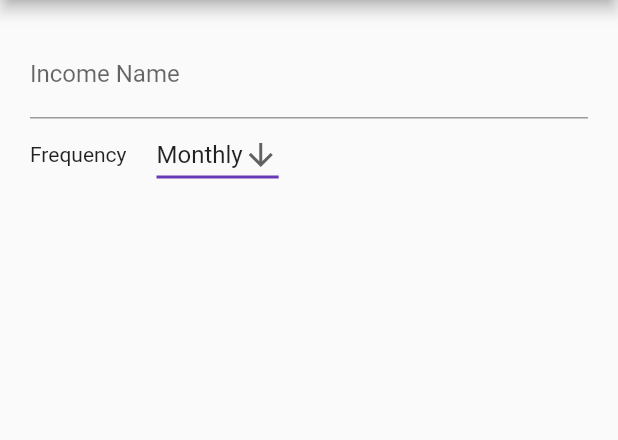
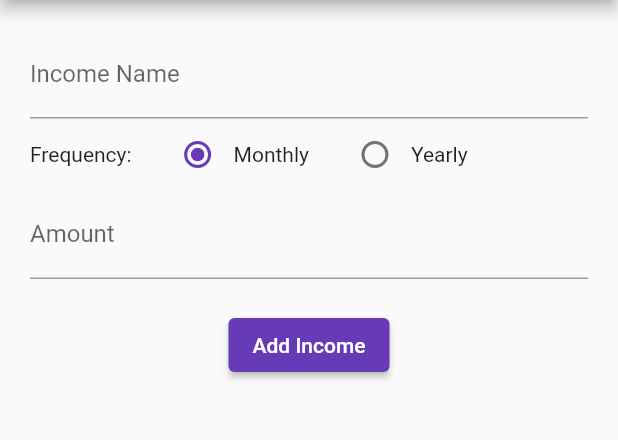
Before and after one commit to sunnyjaiswal22/finsim, a Flutter app: the AddIncomeScreen screen opened by its route, on a phone screen of 412 x 824 dp, the part 84-524 px from its top. Run offline on Flutter 3.47's test engine with Material 2 defaults, Android fonts, the phone set to English and light mode, and no system bars.

Commit message:
Creating add income form

```diff
--- /dev/null
+++ b/lib/models/income.dart
@@ -0,0 +1,13 @@
+import 'package:finsim/screens/add_income_screen.dart';
+
+class Income {
+  final String name;
+  final IncomeFrequency frequency;
+  final int amount;
+
+  Income({
+    required this.name,
+    required this.frequency,
+    required this.amount,
+  });
+}
--- a/lib/screens/add_income_screen.dart
+++ b/lib/screens/add_income_screen.dart
@@ -1,4 +1,6 @@
 import 'package:flutter/material.dart';
+
+enum IncomeFrequency { Monthly, Yearly }
 
 class AddIncomeScreen extends StatefulWidget {
   const AddIncomeScreen({Key? key}) : super(key: key);
@@ -10,7 +12,7 @@ class AddIncomeScreen extends StatefulWidget {
 
 class _AddIncomeScreenState extends State<AddIncomeScreen> {
   final _formKey = GlobalKey<FormState>();
-  String frequency = 'Monthly';
+  IncomeFrequency? _selectedIncomeFrequency = IncomeFrequency.Monthly;
 
   @override
   Widget build(BuildContext context) {
@@ -39,33 +41,46 @@ class _AddIncomeScreenState extends State<AddIncomeScreen> {
               ),
               Row(
                 children: [
-                  Text('Frequency'),
-                  SizedBox(
-                    width: 20,
-                  ),
-                  DropdownButton<String>(
-                    value: frequency,
-                    icon: const Icon(Icons.arrow_downward),
-                    iconSize: 24,
-                    elevation: 16,
-                    underline: Container(
-                      height: 2,
-                      color: Theme.of(context).accentColor,
-                    ),
-                    onChanged: (String? newValue) {
+                  Text('Frequency:'),
+                  SizedBox(width: 20),
+                  Radio<IncomeFrequency>(
+                    value: IncomeFrequency.Monthly,
+                    groupValue: _selectedIncomeFrequency,
+                    onChanged: (IncomeFrequency? value) {
                       setState(() {
-                        frequency = newValue!;
+                        _selectedIncomeFrequency = value;
                       });
                     },
-                    items: <String>['Monthly', 'Yearly']
-                        .map<DropdownMenuItem<String>>((String value) {
-                      return DropdownMenuItem<String>(
-                        value: value,
-                        child: Text(value),
-                      );
-                    }).toList(),
                   ),
+                  Text('Monthly'),
+                  SizedBox(width: 20),
+                  Radio<IncomeFrequency>(
+                    value: IncomeFrequency.Yearly,
+                    groupValue: _selectedIncomeFrequency,
+                    onChanged: (IncomeFrequency? value) {
+                      setState(() {
+                        _selectedIncomeFrequency = value;
+                      });
+                    },
+                  ),
+                  Text('Yearly'),
                 ],
+              ),
+              TextFormField(
+                decoration: const InputDecoration(
+                  labelText: 'Amount',
+                ),
+                validator: (value) {
+                  if (value == null || value.isEmpty) {
+                    return "Please enter amount";
+                  }
+                  return null;
+                },
+              ),
+              SizedBox(height: 20),
+              ElevatedButton(
+                onPressed: () {},
+                child: Text('Add Income'),
               ),
             ],
           ),
```
